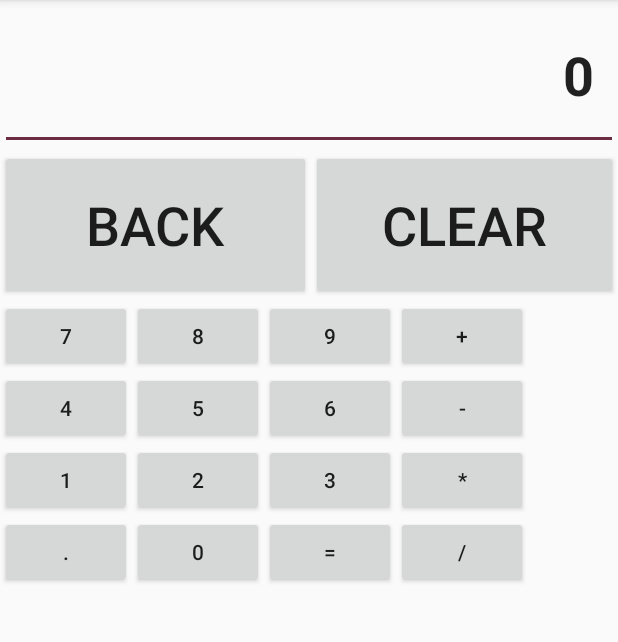
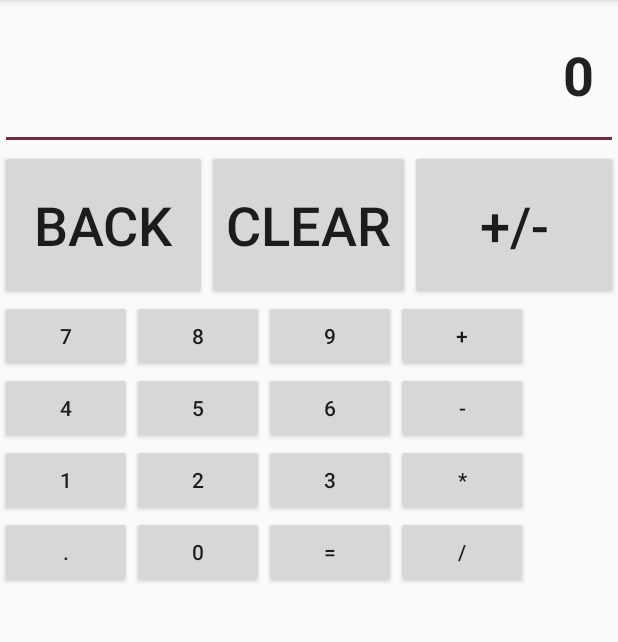
Before and after one commit to Laiii151/112-Android-HW, an Android app: the screen it shows after launch (MainActivity), on a phone screen of 412 x 824 dp, the part 84-726 px from its top. Run offline under Robolectric (Android 15) with nearby library versions, the phone set to English and light mode, and no system bars.

Commit message:
113-03-28-HW

```diff
--- a/Calculator_0328/app/src/main/res/layout/layout_main.xml
+++ b/Calculator_0328/app/src/main/res/layout/layout_main.xml
@@ -37,6 +37,14 @@
             android:layout_weight="0.5"
             android:textSize="36sp"
             android:onClick="processKeyInput"/>
+
+        <Button
+            android:layout_width="137dp"
+            android:layout_height="100dp"
+            android:layout_weight="0.5"
+            android:onClick="processKeyInput"
+            android:text="+/-"
+            android:textSize="36sp" />
     </LinearLayout>
     <GridLayout
         android:layout_width="match_parent"
```
Also changed, not shown: Calculator_0328/app/src/main/java/com/example/calculator_0328/MainActivity.java (+8 -1 lines), 5 other files.
